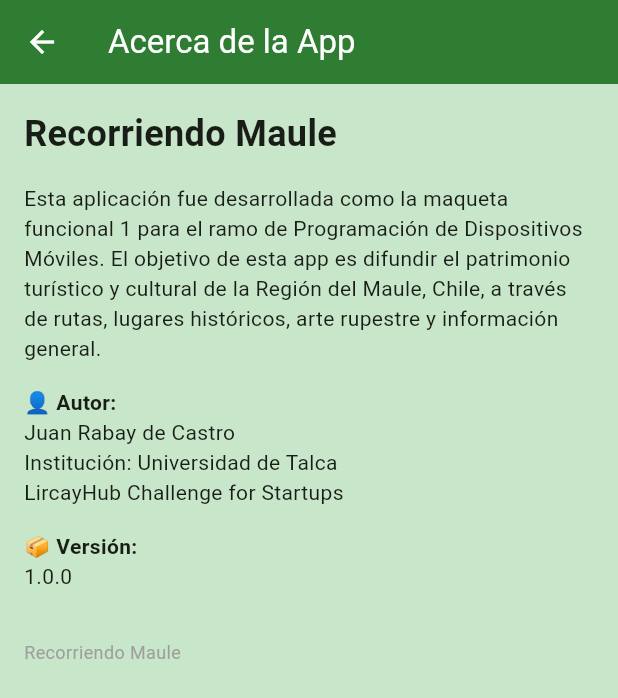
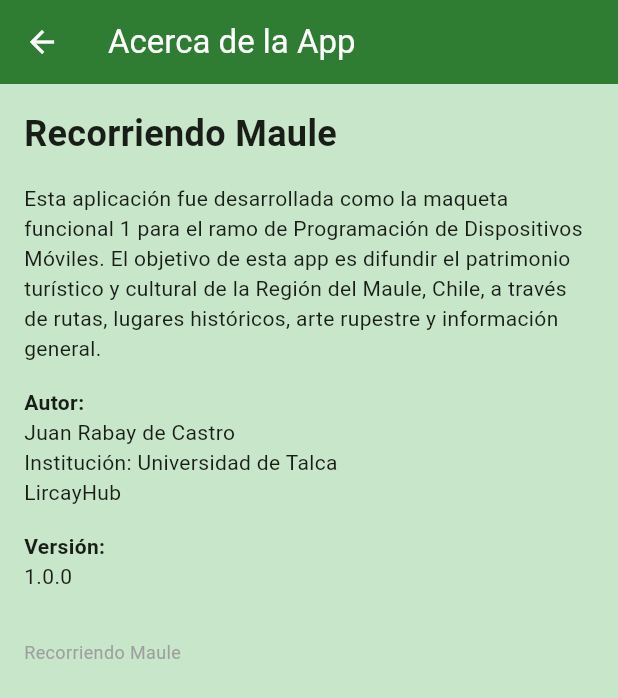
Before and after one commit to Juan-Rabay/RecorriendoMaule, a Flutter app: the screen it shows after launch, in the side drawer, after a tap on "Acerca de", on a phone screen of 412 x 824 dp. Shown: the top 698 px of the screen. Run offline on Flutter 3.47's test engine with Material 3 defaults, Android fonts, the phone set to English and light mode, and no system bars.

```diff
--- a/recorriendo_maule_app/lib/pages/about_page.dart
+++ b/recorriendo_maule_app/lib/pages/about_page.dart
@@ -26,16 +26,16 @@ class AboutPage extends StatelessWidget {
               ),
               SizedBox(height: 16),
               Text(
-                '👤 Autor:',
+                'Autor:',
                 style: TextStyle(fontWeight: FontWeight.bold),
               ),
               Text('Juan Rabay de Castro'),
               Text('Institución: Universidad de Talca'),
-              Text('LircayHub Challenge for Startups'),
+              Text('LircayHub'),
 
               SizedBox(height: 16),
               Text(
-                '📦 Versión:',
+                'Versión:',
                 style: TextStyle(fontWeight: FontWeight.bold),
               ),
               Text('1.0.0'),
```
Also changed, not shown: 1 other file.
